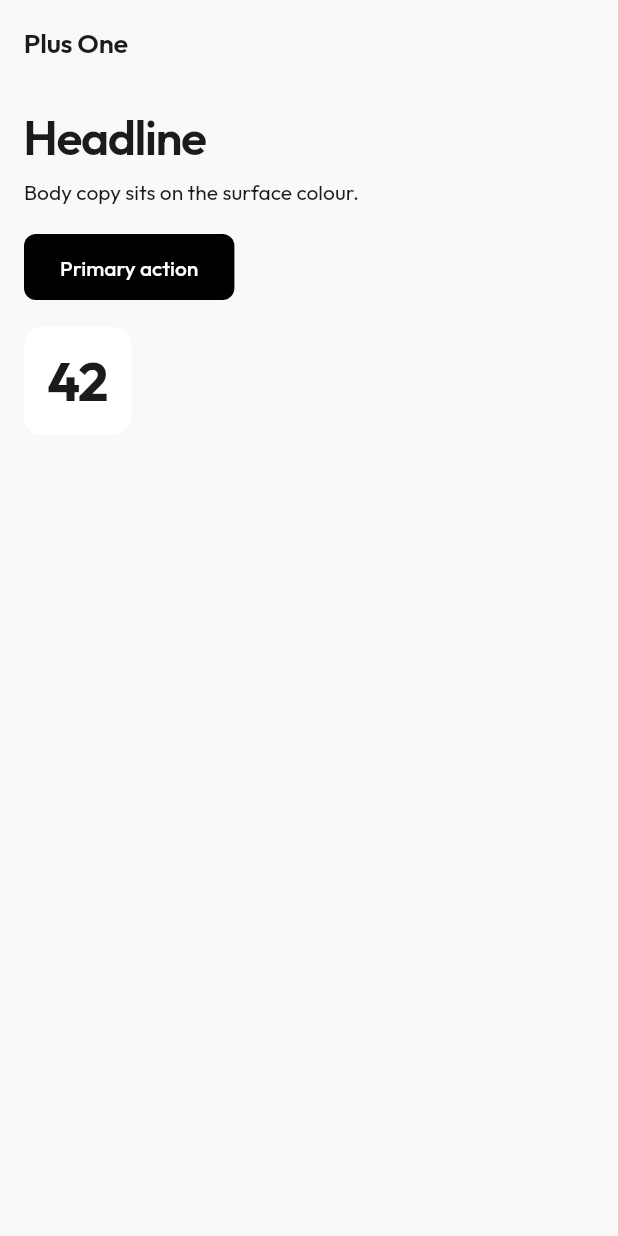
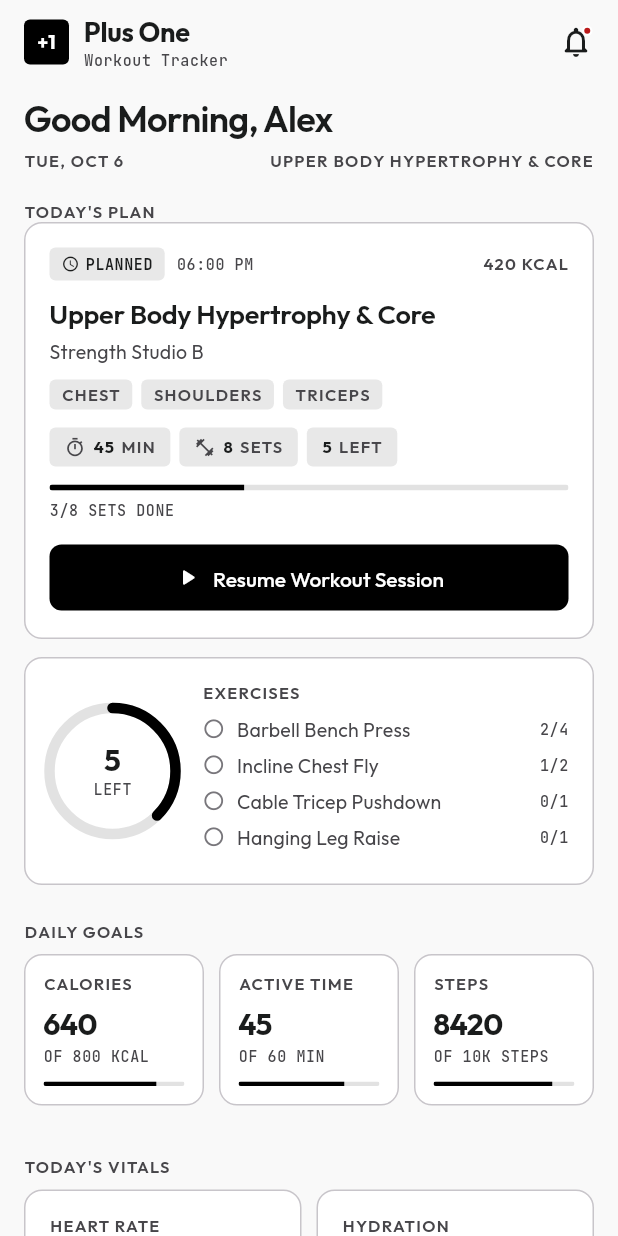
Before and after one commit to swcidd/plus_one, a Flutter app: the screen it shows after launch, on a phone screen of 412 x 824 dp. Run offline on Flutter 3.47's test engine with Material 3 defaults, Android fonts, the phone set to English and light mode, and no system bars; our stand-ins replace equatable, fl_chart, google_fonts.

Commit message:
feat(home): replace the preview with the dashboard screen
Swaps the throwaway theme preview for the real home screen: today's plan,
daily goals, vitals, a seven-day compliance chart and recent sessions,
all read from the provider so a set ticked on the detail screen shows up
in the ring, the checklist and the "left" count on return.

The brand bar is extracted as a reusable widget because the calendar,
workouts and profile tabs all need the identical monogram and controls;
it hides the avatar when no callback is supplied rather than presenting a
control that does nothing.

Metric ids are pinned explicitly instead of iterating whatever the seed
list holds, so reordering fixtures cannot silently rearrange the layout.

```diff
--- a/lib/main.dart
+++ b/lib/main.dart
@@ -2,10 +2,9 @@ import 'package:flutter/material.dart';
 import 'package:provider/provider.dart';
 
 import 'providers/workout_provider.dart';
+import 'screens/home_screen.dart';
 import 'screens/workout_details_screen.dart';
-import 'theme/app_colors.dart';
 import 'theme/app_theme.dart';
-import 'theme/app_typography.dart';
 
 void main() {
   runApp(const PlusOneApp());
@@ -27,50 +26,11 @@ class PlusOneApp extends StatelessWidget {
         routes: {
           WorkoutDetailsScreen.routeName: (_) => const WorkoutDetailsScreen(),
         },
-        home: const _ThemePreview(),
+        // The tab callbacks are wired up with the navigation shell; passing
+        // null hides the corresponding affordance rather than presenting a
+        // control that does nothing yet.
+        home: const HomeScreen(),
       ),
     );
   }
 }
-
-/// Temporary surface used until the real screens land, so every commit on
-/// this branch still builds and can be inspected in the simulator.
-class _ThemePreview extends StatelessWidget {
-  const _ThemePreview();
-
-  @override
-  Widget build(BuildContext context) {
-    final scheme = Theme.of(context).colorScheme;
-    return Scaffold(
-      appBar: AppBar(title: const Text('Plus One')),
-      body: Padding(
-        padding: const EdgeInsets.all(16),
-        child: Column(
-          crossAxisAlignment: CrossAxisAlignment.start,
-          children: [
-            Text('Headline', style: Theme.of(context).textTheme.headlineLarge),
-            const SizedBox(height: 8),
-            Text(
-              'Body copy sits on the surface colour.',
-              style: Theme.of(context).textTheme.bodyMedium,
-            ),
-            const SizedBox(height: 16),
-            ElevatedButton(
-              onPressed: () {},
-              child: const Text('Primary action'),
-            ),
-            const SizedBox(height: 16),
-            Container(
-              padding: const EdgeInsets.all(16),
-              decoration: BoxDecoration(
-                color: scheme.surfaceContainerLowest,
-                borderRadius: AppRadius.card,
-              ),
-              child: Text('42', style: context.text.dataMetric),
-            ),
-          ],
-        ),
-      ),
-    );
-  }
-}
--- /dev/null
+++ b/lib/screens/home_screen.dart
@@ -0,0 +1,532 @@
+import 'package:fl_chart/fl_chart.dart';
+import 'package:flutter/material.dart';
+import 'package:intl/intl.dart';
+import 'package:provider/provider.dart';
+
+import '../models/metric.dart';
+import '../models/workout.dart';
+import '../providers/workout_provider.dart';
+import '../screens/workout_details_screen.dart';
+import '../theme/app_colors.dart';
+import '../theme/app_theme.dart';
+import '../theme/app_typography.dart';
+import '../widgets/brand_app_bar.dart';
+import '../widgets/empty_state.dart';
+import '../widgets/metric_tile.dart';
+import '../widgets/section_header.dart';
+import '../widgets/stat_pill.dart';
+import '../widgets/workout_card.dart';
+
+/// The dashboard: what is on today, what the body has done, and how the
+/// week is going.
+///
+/// Everything is derived from the provider rather than held locally, so
+/// ticking a set on the detail screen changes the ring, the checklist and
+/// the "left" count the moment the user comes back.
+class HomeScreen extends StatelessWidget {
+  const HomeScreen({super.key, this.onOpenProfile, this.onOpenWorkouts});
+
+  final VoidCallback? onOpenProfile;
+  final VoidCallback? onOpenWorkouts;
+
+  @override
+  Widget build(BuildContext context) {
+    final provider = context.watch<WorkoutProvider>();
+    final focus = provider.focusWorkout;
+    final profile = provider.profile;
+    final firstName = profile.name.split(' ').first;
+
+    final hour = DateTime.now().hour;
+    final greeting = hour < 12
+        ? 'Good Morning'
+        : hour < 18
+        ? 'Good Afternoon'
+        : 'Good Evening';
+
+    return Scaffold(
+      appBar: BrandAppBar(onAvatar: onOpenProfile),
+      body: ListView(
+        padding: const EdgeInsets.fromLTRB(16, 8, 16, 32),
+        children: [
+          Text(
+            '$greeting, $firstName',
+            style: Theme.of(context).textTheme.headlineMedium,
+          ),
+          const SizedBox(height: 6),
+          Row(
+            children: [
+              Text(
+                DateFormat('EEE, MMM d').format(provider.today).toUpperCase(),
+                style: context.text.labelCaps,
+              ),
+              const SizedBox(width: 8),
+              Expanded(
+                child: Text(
+                  (focus?.title ?? 'No session scheduled').toUpperCase(),
+                  style: context.text.labelCaps,
+                  maxLines: 1,
+                  overflow: TextOverflow.ellipsis,
+                  textAlign: TextAlign.right,
+                ),
+              ),
+            ],
+          ),
+          const SizedBox(height: 20),
+          SectionHeader(
+            label: "Today's plan",
+            actionLabel: 'All workouts',
+            onAction: onOpenWorkouts,
+          ),
+          if (focus == null)
+            const EmptyState(
+              icon: Icons.event_available_outlined,
+              title: 'Nothing scheduled today',
+              message: 'Pick a session from your workouts to get going.',
+            )
+          else ...[
+            WorkoutCard(
+              workout: focus,
+              actions: [
+                Expanded(
+                  child: ElevatedButton.icon(
+                    onPressed: () => Navigator.of(context).pushNamed(
+                      WorkoutDetailsScreen.routeName,
+                      arguments: focus.id,
+                    ),
+                    icon: Icon(
+                      focus.completedSets > 0 && !focus.isDone
+                          ? Icons.play_arrow_rounded
+                          : Icons.event_rounded,
+                      size: 18,
+                    ),
+                    label: Text(
+                      focus.isDone
+                          ? 'View Summary'
+                          : focus.completedSets > 0
+                          ? 'Resume Workout Session'
+                          : 'Start Session',
+                    ),
+                  ),
+                ),
+              ],
+            ),
+            if (focus.logs.isNotEmpty) ...[
+              const SizedBox(height: 12),
+              _PlanBreakdown(workout: focus),
+            ],
+          ],
+          const SizedBox(height: 24),
+          SectionHeader(label: 'Daily goals'),
+          const SizedBox(height: 8),
+          _rowOf(
+            context,
+            perRow: 3,
+            compact: true,
+            ids: const ['calories', 'active-minutes', 'steps'],
+            metrics: provider.metrics,
+          ),
+          const SizedBox(height: 24),
+          SectionHeader(label: "Today's vitals"),
+          const SizedBox(height: 8),
+          _rowOf(
+            context,
+            perRow: 2,
+            ids: const ['heart-rate', 'hydration', 'sleep', 'distance'],
+            metrics: provider.metrics,
+          ),
+          const SizedBox(height: 24),
+          Row(
+            children: [
+              Expanded(child: SectionHeader(label: "Today's progress")),
+              if (focus != null && focus.totalSets > 0)
+                StatPill(
+                  value: '${focus.setsRemaining}',
+                  label: 'LEFT',
+                  icon: Icons.album_outlined,
+                ),
+            ],
+          ),
+          const SizedBox(height: 8),
+          _ComplianceCard(provider: provider),
+          const SizedBox(height: 24),
+          SectionHeader(
+            label: 'Recent sessions',
+            actionLabel: 'View all',
+            onAction: onOpenWorkouts,
+          ),
+          const SizedBox(height: 8),
+          ..._recentSessions(provider).map(
+            (workout) => Padding(
+              padding: const EdgeInsets.only(bottom: 10),
+              child: WorkoutCard(
+                workout: workout,
+                dense: true,
+                onTap: () => Navigator.of(context).pushNamed(
+                  WorkoutDetailsScreen.routeName,
+                  arguments: workout.id,
+                ),
+              ),
+            ),
+          ),
+          if (_recentSessions(provider).isEmpty)
+            const EmptyState(
+              icon: Icons.history_rounded,
+              title: 'No finished sessions yet',
+              message: 'Completed workouts will show up here.',
+            ),
+        ],
+      ),
+    );
+  }
+
+  /// Lays out a fixed set of metrics, chunked [perRow] at a time. The ids
+  /// are explicit rather than "whatever is in the list" so reordering the
+  /// seed data cannot silently rearrange the dashboard.
+  Widget _rowOf(
+    BuildContext context, {
+    required List<String> ids,
+    required List<Metric> metrics,
+    int perRow = 2,
+    bool compact = false,
+  }) {
+    final chosen = [
+      for (final id in ids)
+        if (metrics.any((m) => m.id == id))
+          metrics.firstWhere((m) => m.id == id),
+    ];
+    if (chosen.isEmpty) return const SizedBox.shrink();
+
+    final rows = <List<Metric>>[];
+    for (var i = 0; i < chosen.length; i += perRow) {
+      rows.add(chosen.skip(i).take(perRow).toList());
+    }
+
+    return Column(
+      children: [
+        for (final row in rows) ...[
+          IntrinsicHeight(
+            child: Row(
+              crossAxisAlignment: CrossAxisAlignment.stretch,
+              children: [
+                for (var i = 0; i < row.length; i++) ...[
+                  if (i > 0) const SizedBox(width: 10),
+                  Expanded(
+                    child: MetricTile(metric: row[i], compact: compact),
+                  ),
+                ],
+                if (row.length == 1) ...[
+                  const SizedBox(width: 10),
+                  const Spacer(),
+                ],
+              ],
+            ),
+          ),
+          const SizedBox(height: 10),
+        ],
+      ],
+    );
+  }
+
+  static List<Workout> _recentSessions(WorkoutProvider provider) {
+    final finished =
+        provider.workouts
+            .where(
+              (w) =>
+                  w.date.isBefore(provider.today) &&
+                  w.status == WorkoutStatus.completed,
+            )
+            .toList()
+          ..sort((a, b) => b.date.compareTo(a.date));
+    return finished.take(3).toList();
+  }
+}
+
+/// Ring plus per-exercise checklist: the compact answer to "what is left".
+class _PlanBreakdown extends StatelessWidget {
+  const _PlanBreakdown({required this.workout});
+
+  final Workout workout;
+
+  @override
+  Widget build(BuildContext context) {
+    final scheme = Theme.of(context).colorScheme;
+    final textTheme = Theme.of(context).textTheme;
+
+    return Container(
+      padding: const EdgeInsets.all(16),
+      decoration: BoxDecoration(
+        color: scheme.surfaceContainerLowest,
+        borderRadius: AppRadius.card,
+        border: Border.all(color: scheme.outlineVariant),
+      ),
+      child: IntrinsicHeight(
+        child: Row(
+          children: [
+            _ProgressRing(workout: workout),
+            const SizedBox(width: 18),
+            Expanded(
+              child: Column(
+                crossAxisAlignment: CrossAxisAlignment.start,
+                children: [
+                  Text('EXERCISES', style: context.text.labelCaps),
+                  const SizedBox(height: 8),
+                  for (final log in workout.logs)
+                    Padding(
+                      padding: const EdgeInsets.only(bottom: 6),
+                      child: Row(
+                        children: [
+                          Icon(
+                            log.isFinished
+                                ? Icons.check_circle_rounded
+                                : Icons.radio_button_unchecked_rounded,
+                            size: 15,
+                            color: log.isFinished
+                                ? scheme.onSurface
+                                : scheme.outline,
+                          ),
+                          const SizedBox(width: 8),
+                          Expanded(
+                            child: Text(
+                              log.exercise.name,
+                              style: textTheme.bodySmall?.copyWith(
+                                color: log.isFinished
+                                    ? scheme.onSurface
+                                    : scheme.onSurfaceVariant,
+                                decoration: log.isFinished
+                                    ? TextDecoration.lineThrough
+                                    : null,
+                              ),
+                              maxLines: 1,
+                              overflow: TextOverflow.ellipsis,
+                            ),
+                          ),
+                          const SizedBox(width: 6),
+                          Text(
+                            '${log.completedSets}/${log.totalSets}',
+                            style: textTheme.labelSmall,
+                          ),
+                        ],
+                      ),
+                    ),
+                ],
+              ),
+            ),
+          ],
+        ),
+      ),
+    );
+  }
+}
+
+class _ProgressRing extends StatelessWidget {
+  const _ProgressRing({required this.workout});
+
+  final Workout workout;
+
+  @override
+  Widget build(BuildContext context) {
+    final scheme = Theme.of(context).colorScheme;
+    final textTheme = Theme.of(context).textTheme;
+    final instant = MediaQuery.disableAnimationsOf(context);
+
+    return SizedBox(
+      width: 84,
+      height: 84,
+      child: Stack(
+        alignment: Alignment.center,
+        children: [
+          SizedBox.expand(
+            child: TweenAnimationBuilder<double>(
+              tween: Tween(begin: 0, end: workout.progress),
+              duration: instant ? Duration.zero : AppMotion.ui,
+              curve: AppMotion.easeOut,
+              builder: (context, value, _) => CircularProgressIndicator(
+                value: value,
+                strokeWidth: 7,
+                strokeCap: StrokeCap.round,
+                backgroundColor: scheme.surfaceContainerHighest,
+                color: scheme.primary,
+              ),
+            ),
+          ),
+          Column(
+            mainAxisSize: MainAxisSize.min,
+            children: [
+              Text('${workout.setsRemaining}', style: context.text.metric),
+              Text('LEFT', style: textTheme.labelSmall),
+            ],
+          ),
+        ],
+      ),
+    );
+  }
+}
+
+/// Seven days of finished training against the daily active-minutes goal.
+class _ComplianceCard extends StatelessWidget {
+  const _ComplianceCard({required this.provider});
+
+  final WorkoutProvider provider;
+
+  @override
+  Widget build(BuildContext context) {
+    final scheme = Theme.of(context).colorScheme;
+    final textTheme = Theme.of(context).textTheme;
+
+    final days = List.generate(7, (i) {
+      final day = provider.today.subtract(Duration(days: 6 - i));
+      return provider
+          .workoutsOn(day)
+          .where((w) => w.status == WorkoutStatus.completed);
+    }).toList();
+
+    final minutes = days
+        .map(
+          (sessions) => sessions.fold<int>(0, (sum, w) => sum + w.durationMin),
+        )
+        .toList();
+    final labels = [
+      for (var i = 6; i >= 0; i--)
+        DateFormat.E().format(provider.today.subtract(Duration(days: i))),
+    ];
+    final target =
+        provider.metricById('active-minutes')?.target?.toDouble() ?? 60;
+    final peak = minutes.fold<int>(0, (max, v) => v > max ? v : max);
+    final maxY = [
+      peak.toDouble(),
+      target * 1.3,
+    ].reduce((a, b) => a > b ? a : b);
+
+    return Container(
+      padding: const EdgeInsets.all(16),
+      decoration: BoxDecoration(
+        color: scheme.surfaceContainerLowest,
+        borderRadius: AppRadius.card,
+        border: Border.all(color: scheme.outlineVariant),
+      ),
+      child: Column(
+        crossAxisAlignment: CrossAxisAlignment.start,
+        children: [
+          Row(
+            children: [
+              Expanded(
+                child: Text('Daily Compliance', style: textTheme.headlineSmall),
+              ),
+              Text(
+                '${provider.consistencyPercent}%',
+                style: context.text.dataMetric.copyWith(fontSize: 24),
+              ),
+            ],
+          ),
+          const SizedBox(height: 4),
+          Text(
+            'Minutes trained per day against a ${target.toStringAsFixed(0)} '
+            'minute goal. ${provider.consistencyPercent}% adherence this month.',
+            style: textTheme.bodySmall,
+          ),
+          const SizedBox(height: 18),
+          if (peak == 0)
+            const EmptyState(
+              icon: Icons.bar_chart_rounded,
+              title: 'No training logged this week',
+              message: 'Finish a session to fill in this chart.',
+            )
+          else
+            SizedBox(
+              height: 148,
+              child: BarChart(
+                BarChartData(
+                  maxY: maxY,
+                  barTouchData: BarTouchData(enabled: false),
+                  gridData: FlGridData(show: false),
+                  borderData: FlBorderData(show: false),
+                  titlesData: FlTitlesData(
+                    topTitles: AxisTitles(
+                      sideTitles: SideTitles(showTitles: false),
+                    ),
+                    rightTitles: AxisTitles(
+                      sideTitles: SideTitles(showTitles: false),
+                    ),
+                    leftTitles: AxisTitles(
+                      sideTitles: SideTitles(showTitles: false),
+                    ),
+                    bottomTitles: AxisTitles(
+                      sideTitles: SideTitles(
+                        showTitles: true,
+                        reservedSize: 26,
+                        getTitlesWidget: (value, meta) {
+                          final index = value.toInt();
+                          if (index < 0 || index >= labels.length) {
+                            return const SizedBox.shrink();
+                          }
+                          return Padding(
+                            padding: const EdgeInsets.only(top: 6),
+                            child: Text(
+                              labels[index].substring(0, 1),
+                              style: textTheme.labelSmall,
+                            ),
+                          );
+                        },
+                      ),
+                    ),
+                  ),
+                  extraLinesData: ExtraLinesData(
+                    horizontalLines: [
+                      HorizontalLine(
+                        y: target,
+                        color: scheme.outline,
+                        strokeWidth: 1,
+                        dashArray: [4, 4],
+                      ),
+                    ],
+                  ),
+                  barGroups: [
+                    for (var i = 0; i < minutes.length; i++)
+                      BarChartGroupData(
+                        x: i,
+                        barRods: [
+                          BarChartRodData(
+                            toY: minutes[i].toDouble(),
+                            width: 16,
+                            color: i == minutes.length - 1
+                                ? scheme.primary
+                                : scheme.surfaceContainerHighest,
+                            borderRadius: BorderRadius.circular(3),
+                          ),
+                        ],
+                      ),
+                  ],
+                ),
+                duration: MediaQuery.disableAnimationsOf(context)
+                    ? Duration.zero
+                    : AppMotion.ui,
+                curve: AppMotion.easeOut,
+              ),
+            ),
+          const SizedBox(height: 14),
+          Row(
+            children: [
+              _legendDot(scheme.primary),
+              const SizedBox(width: 6),
+              Text('TODAY', style: textTheme.labelSmall),
+              const SizedBox(width: 14),
+              _legendDot(scheme.surfaceContainerHighest),
+              const SizedBox(width: 6),
+              Text('EARLIER', style: textTheme.labelSmall),
+              const SizedBox(width: 14),
+              Container(width: 14, height: 2, color: scheme.outline),
+              const SizedBox(width: 6),
+              Text('GOAL', style: textTheme.labelSmall),
+            ],
+          ),
+        ],
+      ),
+    );
+  }
+
+  Widget _legendDot(Color color) => Container(
+    width: 8,
+    height: 8,
+    decoration: BoxDecoration(color: color, shape: BoxShape.circle),
+  );
+}
--- /dev/null
+++ b/lib/widgets/brand_app_bar.dart
@@ -0,0 +1,137 @@
+import 'package:flutter/material.dart';
+import 'package:provider/provider.dart';
+
+import '../providers/workout_provider.dart';
+import '../theme/app_colors.dart';
+
+/// The brand bar shared by every root tab.
+///
+/// Reusing one widget here is what keeps the monogram, the wordmark and the
+/// trailing controls identical across four screens instead of each tab
+/// re-deciding them. The avatar only appears when the caller supplies an
+/// action, so it never presents as tappable and then does nothing.
+class BrandAppBar extends StatelessWidget implements PreferredSizeWidget {
+  const BrandAppBar({super.key, this.onAvatar});
+
+  final VoidCallback? onAvatar;
+
+  @override
+  Size get preferredSize => const Size.fromHeight(kToolbarHeight);
+
+  @override
+  Widget build(BuildContext context) {
+    final scheme = Theme.of(context).colorScheme;
+    final textTheme = Theme.of(context).textTheme;
+    final name = context.watch<WorkoutProvider>().profile.name;
+
+    return AppBar(
+      titleSpacing: 16,
+      title: Row(
+        children: [
+          Container(
+            width: 30,
+            height: 30,
+            alignment: Alignment.center,
+            decoration: BoxDecoration(
+              color: scheme.primary,
+              borderRadius: AppRadius.tag,
+            ),
+            child: Text(
+              '+1',
+              style: textTheme.labelMedium?.copyWith(
+                color: scheme.onPrimary,
+                fontWeight: FontWeight.w700,
+                fontSize: 13,
+                letterSpacing: 0,
+              ),
+            ),
+          ),
+          const SizedBox(width: 10),
+          Expanded(
+            child: Column(
+              mainAxisAlignment: MainAxisAlignment.center,
+              crossAxisAlignment: CrossAxisAlignment.start,
+              children: [
+                Text(
+                  'Plus One',
+                  style: textTheme.headlineSmall?.copyWith(
+                    fontWeight: FontWeight.w700,
+                  ),
+                  maxLines: 1,
+                  overflow: TextOverflow.ellipsis,
+                ),
+                Text(
+                  'Workout Tracker',
+                  style: textTheme.labelSmall,
+                  maxLines: 1,
+                  overflow: TextOverflow.ellipsis,
+                ),
+              ],
+            ),
+          ),
+        ],
+      ),
+      actions: [
+        IconButton(
+          tooltip: 'Notifications',
+          onPressed: () => ScaffoldMessenger.of(context).showSnackBar(
+            const SnackBar(content: Text('You are all caught up.')),
+          ),
+          icon: Stack(
+            clipBehavior: Clip.none,
+            children: [
+              Icon(Icons.notifications_none_rounded, color: scheme.onSurface),
+              Positioned(
+                top: 1,
+                right: 1,
+                child: Container(
+                  width: 7,
+                  height: 7,
+                  decoration: BoxDecoration(
+                    color: scheme.error,
+                    shape: BoxShape.circle,
+                    border: Border.all(
+                      color: scheme.surfaceContainerLowest,
+                      width: 1.5,
+                    ),
+                  ),
+                ),
+              ),
+            ],
+          ),
+        ),
+        if (onAvatar != null)
+          IconButton(
+            tooltip: 'Profile',
+            onPressed: onAvatar,
+            icon: Container(
+              width: 28,
+              height: 28,
+              alignment: Alignment.center,
+              decoration: BoxDecoration(
+                color: scheme.surfaceContainerHigh,
+                shape: BoxShape.circle,
+              ),
+              child: Text(
+                _initialsOf(name),
+                style: textTheme.labelSmall?.copyWith(
+                  color: scheme.onSurface,
+                  fontWeight: FontWeight.w700,
+                ),
+              ),
+            ),
+          ),
+        const SizedBox(width: 4),
+      ],
+    );
+  }
+
+  static String _initialsOf(String name) {
+    final parts = name.trim().split(RegExp(r'\s+')).where((p) => p.isNotEmpty);
+    final words = parts.toList();
+    if (words.isEmpty) return '';
+    if (words.length == 1) return words.first.substring(0, 1).toUpperCase();
+    return (words.first.substring(0, 1) + words.last.substring(0, 1))
+        .toUpperCase();
+  }
+}
--- a/lib/widgets/section_header.dart
+++ b/lib/widgets/section_header.dart
@@ -35,7 +35,7 @@ class SectionHeader extends StatelessWidget {
               overflow: TextOverflow.ellipsis,
             ),
           ),
-          if (actionLabel != null)
+          if (actionLabel != null && onAction != null)
             TextButton(
               onPressed: onAction,
               style: TextButton.styleFrom(
```
Also changed, not shown: 1 other file.
